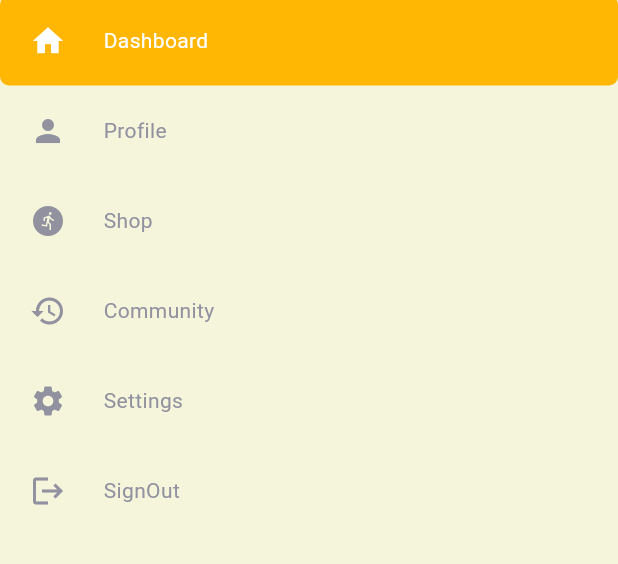
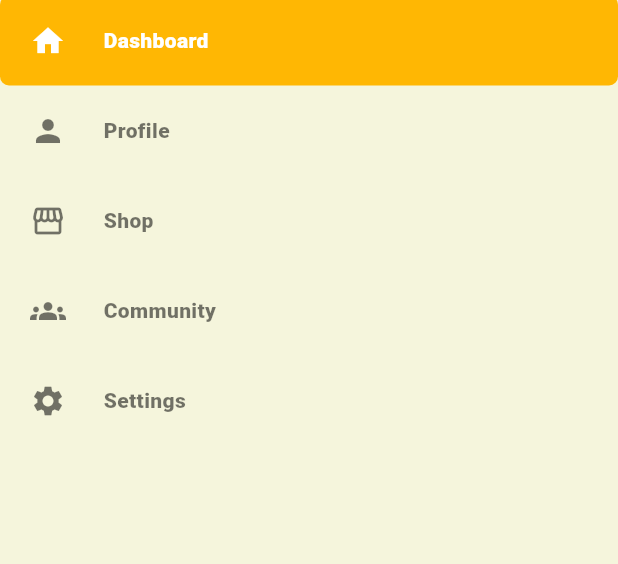
Before and after one commit to nadeeshapathiraja/bee_manage, a Flutter app: the SideMenu screen opened directly, on a phone screen of 412 x 824 dp, the part 279-843 px from its top. Run offline on Flutter 3.47's test engine with Material 3 defaults, Android fonts, the phone set to English and light mode, and no system bars; our stand-ins replace animate_do, flutter_spinkit, google_fonts, logger, skeletons, smooth_page_indicator.

```diff
--- a/lib/componets/side_menu.dart
+++ b/lib/componets/side_menu.dart
@@ -1,9 +1,12 @@
 import 'package:beetracker/componets/custom_logowithbg.dart';
 import 'package:beetracker/componets/custom_text.dart';
+import 'package:beetracker/provider/main_page_provider.dart';
 import 'package:beetracker/utils/colors.dart';
 import 'package:flutter/material.dart';
+import 'package:provider/provider.dart';
 
 import '../data/side_menu_data.dart';
+import '../utils/responsive.dart';
 
 class SideMenu extends StatefulWidget {
   const SideMenu({super.key});
@@ -37,7 +40,10 @@ class _SideMenuState extends State<SideMenu> {
               shrinkWrap: true,
               itemCount: sidemenudata.sideMenuList.length,
               itemBuilder: (BuildContext context, int index) {
-                return _sideMenuList(sidemenudata, index);
+                return _sideMenuList(
+                  sidemenudata,
+                  index,
+                );
               },
             ),
           ],
@@ -47,11 +53,17 @@ class _SideMenuState extends State<SideMenu> {
   }
 
   Widget _sideMenuList(SideMenuData sideMenuListData, int index) {
+    return Consumer<MainPageProvider>(
+      builder: (context, value, child) {
         return GestureDetector(
           onTap: () {
             setState(() {
               selectedIndex = index;
             });
+            value.setPage(sideMenuListData.sideMenuList[index].title);
+            if (!Responsive.isDesktop(context)) {
+              Navigator.of(context).pop();
+            }
           },
           child: Container(
             height: 60,
@@ -60,7 +72,10 @@ class _SideMenuState extends State<SideMenu> {
                 ),
             decoration: BoxDecoration(
               borderRadius: BorderRadius.circular(6),
-          color: selectedIndex == index ? kMainColor : Colors.transparent,
+              color: value.currentPage ==
+                      sideMenuListData.sideMenuList[index].title
+                  ? kMainColor
+                  : Colors.transparent,
             ),
             child: Padding(
               padding: const EdgeInsets.symmetric(horizontal: 20, vertical: 10),
@@ -68,13 +83,20 @@ class _SideMenuState extends State<SideMenu> {
                 children: [
                   Icon(
                     sideMenuListData.sideMenuList[index].icon,
-                color: selectedIndex == index ? kWhite : kGrey,
+                    color: value.currentPage ==
+                            sideMenuListData.sideMenuList[index].title
+                        ? kWhite
+                        : Colors.black54,
                   ),
                   const SizedBox(width: 25),
                   Text(
                     sideMenuListData.sideMenuList[index].title,
                     style: TextStyle(
-                  color: selectedIndex == index ? kWhite : kGrey,
+                      color: value.currentPage ==
+                              sideMenuListData.sideMenuList[index].title
+                          ? kWhite
+                          : Colors.black54,
+                      fontWeight: FontWeight.w900,
                     ),
                   ),
                 ],
@@ -82,5 +104,7 @@ class _SideMenuState extends State<SideMenu> {
             ),
           ),
         );
+      },
+    );
   }
 }
--- a/lib/data/side_menu_data.dart
+++ b/lib/data/side_menu_data.dart
@@ -1,3 +1,8 @@
+import 'package:beetracker/pages/main_pages/community_screen/community_page.dart';
+import 'package:beetracker/pages/main_pages/home_page/home_page.dart';
+import 'package:beetracker/pages/main_pages/profile_screen/profile_page.dart';
+import 'package:beetracker/pages/main_pages/settings_page/settings_page.dart';
+import 'package:beetracker/pages/main_pages/shop_screen/shop_page.dart';
 import 'package:flutter/material.dart';
 
 import '../models/side_menu_model.dart';
@@ -7,26 +12,27 @@ class SideMenuData {
     SideMenuModel(
       icon: Icons.home,
       title: "Dashboard",
+      widget: const HomeScreen(),
     ),
     SideMenuModel(
       icon: Icons.person,
       title: "Profile",
+      widget: const ProfileScreen(),
     ),
     SideMenuModel(
-      icon: Icons.run_circle,
+      icon: Icons.storefront,
       title: "Shop",
+      widget: const ShopScren(),
     ),
     SideMenuModel(
-      icon: Icons.history,
+      icon: Icons.groups,
       title: "Community",
+      widget: const CommunityScreen(),
     ),
     SideMenuModel(
       icon: Icons.settings,
       title: "Settings",
-    ),
-    SideMenuModel(
-      icon: Icons.logout,
-      title: "SignOut",
+      widget: const SettingsScreen(),
     ),
   ];
 }
--- a/lib/models/side_menu_model.dart
+++ b/lib/models/side_menu_model.dart
@@ -3,9 +3,11 @@ import 'package:flutter/material.dart';
 class SideMenuModel {
   final IconData icon;
   final String title;
+  final Widget widget;
 
   SideMenuModel({
     required this.icon,
     required this.title,
+    required this.widget,
   });
 }
--- a/lib/pages/autendication_pages/login_page/login_page.dart
+++ b/lib/pages/autendication_pages/login_page/login_page.dart
@@ -1,4 +1,4 @@
-import 'package:beetracker/pages/home_page/home_page.dart';
+import 'package:beetracker/pages/main_pages/Main_screen.dart';
 import 'package:beetracker/utils/colors.dart';
 import 'package:flutter/material.dart';
 
@@ -106,7 +106,9 @@ class _LoginScreenState extends State<LoginScreen> {
                       color: kMainColor,
                       onTap: () async {
                         UtilFunctions.pushRemoveNavigation(
-                            context, const HomeScreen());
+                          context,
+                          const MainScren(),
+                        );
                       },
                     ),
                     const SizedBox(height: 20),
--- /dev/null
+++ b/lib/provider/main_page_provider.dart
@@ -0,0 +1,10 @@
+import 'package:flutter/material.dart';
+
+class MainPageProvider extends ChangeNotifier {
+  String _currentPage = "Dashboard";
+  String get currentPage => _currentPage;
+  Future<void> setPage(String pageName) async {
+    _currentPage = pageName;
+    notifyListeners();
+  }
+}
--- a/pubspec.yaml
+++ b/pubspec.yaml
@@ -45,6 +45,7 @@ dependencies:
   intl: ^0.19.0
   turn_page_transition: ^0.4.0
   skeletons: ^0.0.3
+  provider: ^6.1.2
 
 dev_dependencies:
   flutter_test:
```
Also changed, not shown: lib/main.dart (+10 -1 lines), lib/pages/home_page/home_page.dart (deleted, +0 -36 lines), lib/pages/main_pages/Main_screen.dart (added, +73 -0 lines), lib/pages/main_pages/community_screen/community_page.dart (added, +15 -0 lines), lib/pages/main_pages/home_page/home_page.dart (added, +20 -0 lines), lib/pages/main_pages/profile_screen/profile_page.dart (added, +18 -0 lines), lib/pages/main_pages/settings_page/settings_page.dart (added, +18 -0 lines), lib/pages/main_pages/shop_screen/shop_page.dart (added, +18 -0 lines), pubspec.lock. Lines whose indentation alone changed are shown as unchanged.
